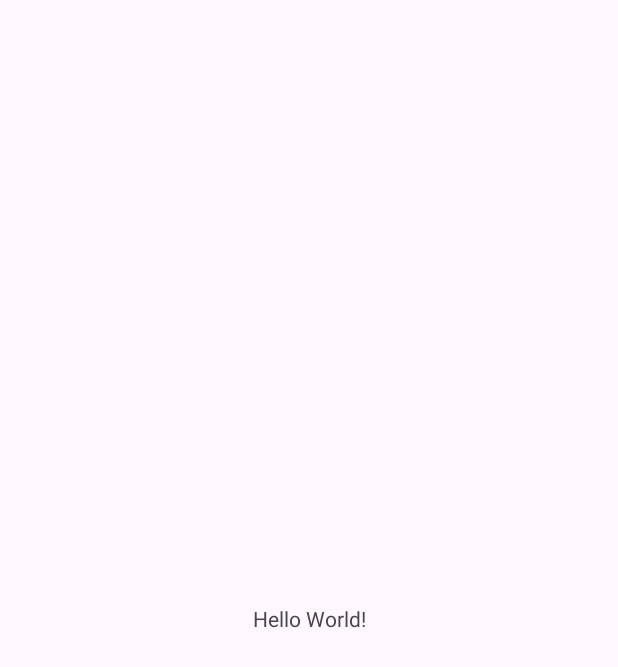
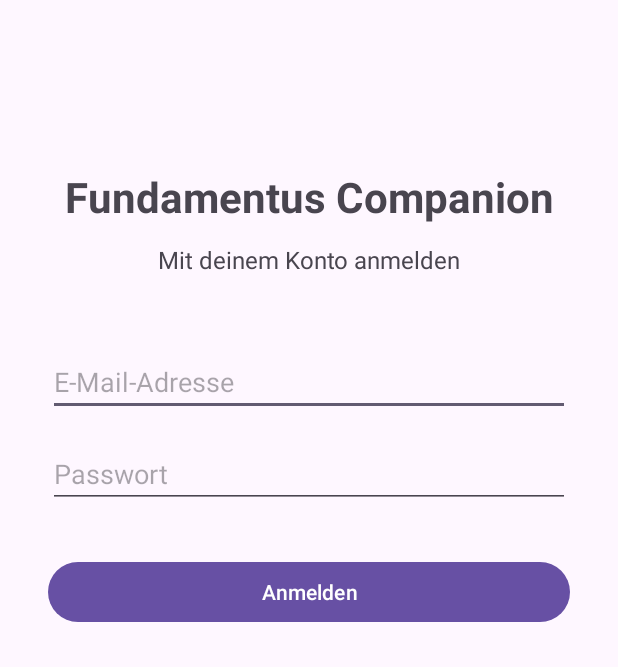
Before and after one commit to gittyDanny/Fundamentus, an Android app: the screen it shows after launch (MainActivity), on a phone screen of 412 x 824 dp. Before the commit the part shown is almost empty. Shown: the top 667 px of the screen. Run offline under Robolectric (Android 15) with nearby library versions, the light colour scheme and no system bars.

Commit message:
Login-Oberfläche mit Java und XML erstellen

```diff
--- a/mobile/app/src/main/java/de/daniilioffe/fundamentus/MainActivity.java
+++ b/mobile/app/src/main/java/de/daniilioffe/fundamentus/MainActivity.java
@@ -2,23 +2,15 @@ package de.daniilioffe.fundamentus;
 
 import android.os.Bundle;
 
-import androidx.activity.EdgeToEdge;
 import androidx.appcompat.app.AppCompatActivity;
-import androidx.core.graphics.Insets;
-import androidx.core.view.ViewCompat;
-import androidx.core.view.WindowInsetsCompat;
 
 public class MainActivity extends AppCompatActivity {
 
     @Override
     protected void onCreate(Bundle savedInstanceState) {
         super.onCreate(savedInstanceState);
-        EdgeToEdge.enable(this);
+
+        // Verbindet die Activity mit unserer XML-Oberfläche.
         setContentView(R.layout.activity_main);
-        ViewCompat.setOnApplyWindowInsetsListener(findViewById(R.id.main), (v, insets) -> {
-            Insets systemBars = insets.getInsets(WindowInsetsCompat.Type.systemBars());
-            v.setPadding(systemBars.left, systemBars.top, systemBars.right, systemBars.bottom);
-            return insets;
-        });
     }
 }
--- a/mobile/app/src/main/res/layout/activity_main.xml
+++ b/mobile/app/src/main/res/layout/activity_main.xml
@@ -1,19 +1,54 @@
 <?xml version="1.0" encoding="utf-8"?>
-<androidx.constraintlayout.widget.ConstraintLayout xmlns:android="http://schemas.android.com/apk/res/android"
-    xmlns:app="http://schemas.android.com/apk/res-auto"
-    xmlns:tools="http://schemas.android.com/tools"
-    android:id="@+id/main"
+
+<LinearLayout xmlns:android="http://schemas.android.com/apk/res/android"
     android:layout_width="match_parent"
     android:layout_height="match_parent"
-    tools:context=".MainActivity">
+    android:orientation="vertical"
+    android:gravity="center_horizontal"
+    android:padding="32dp">
 
     <TextView
-        android:layout_width="wrap_content"
+        android:id="@+id/textTitle"
+        android:layout_width="match_parent"
         android:layout_height="wrap_content"
-        android:text="Hello World!"
-        app:layout_constraintBottom_toBottomOf="parent"
-        app:layout_constraintEnd_toEndOf="parent"
-        app:layout_constraintStart_toStartOf="parent"
-        app:layout_constraintTop_toTopOf="parent" />
+        android:layout_marginTop="80dp"
+        android:text="Fundamentus Companion"
+        android:textAlignment="center"
+        android:textSize="28sp"
+        android:textStyle="bold" />
 
-</androidx.constraintlayout.widget.ConstraintLayout>
+    <TextView
+        android:id="@+id/textSubtitle"
+        android:layout_width="match_parent"
+        android:layout_height="wrap_content"
+        android:layout_marginTop="12dp"
+        android:text="Mit deinem Konto anmelden"
+        android:textAlignment="center"
+        android:textSize="16sp" />
+
+    <EditText
+        android:id="@+id/inputEmail"
+        android:layout_width="match_parent"
+        android:layout_height="wrap_content"
+        android:layout_marginTop="48dp"
+        android:hint="E-Mail-Adresse"
+        android:inputType="textEmailAddress"
+        android:singleLine="true" />
+
+    <EditText
+        android:id="@+id/inputPassword"
+        android:layout_width="match_parent"
+        android:layout_height="wrap_content"
+        android:layout_marginTop="16dp"
+        android:hint="Passwort"
+        android:inputType="textPassword"
+        android:singleLine="true" />
+
+    <Button
+        android:id="@+id/buttonLogin"
+        android:layout_width="match_parent"
+        android:layout_height="wrap_content"
+        android:layout_marginTop="32dp"
+        android:text="Anmelden" />
+
+</LinearLayout>
```
Also changed, not shown: 1 other file.
